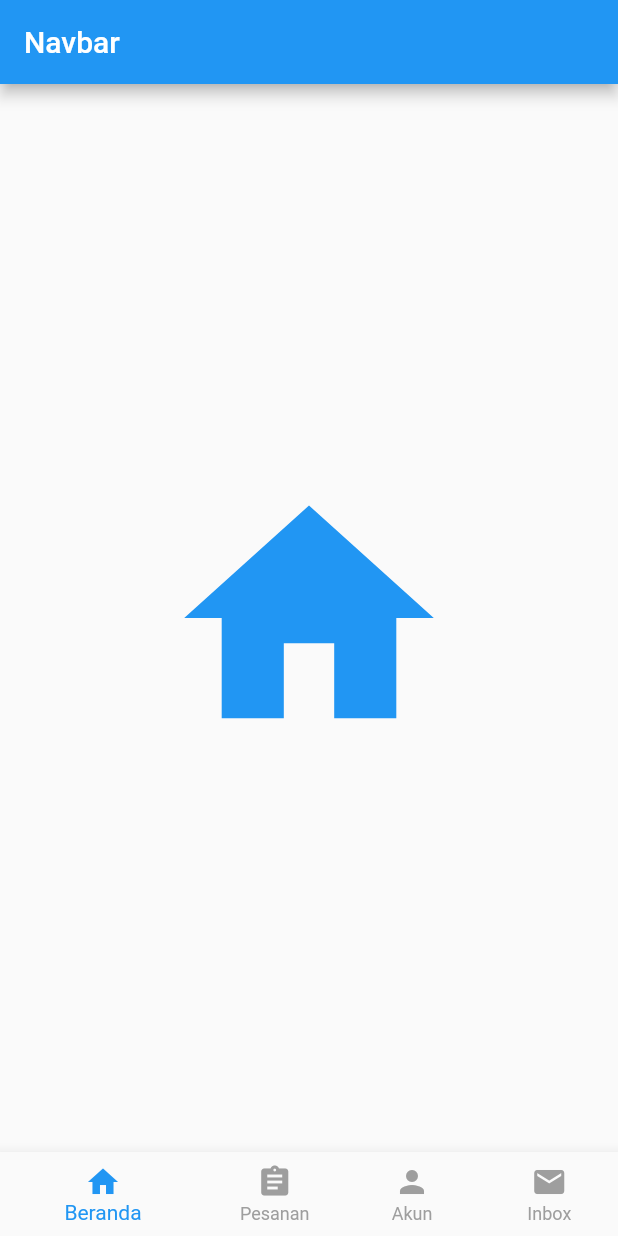
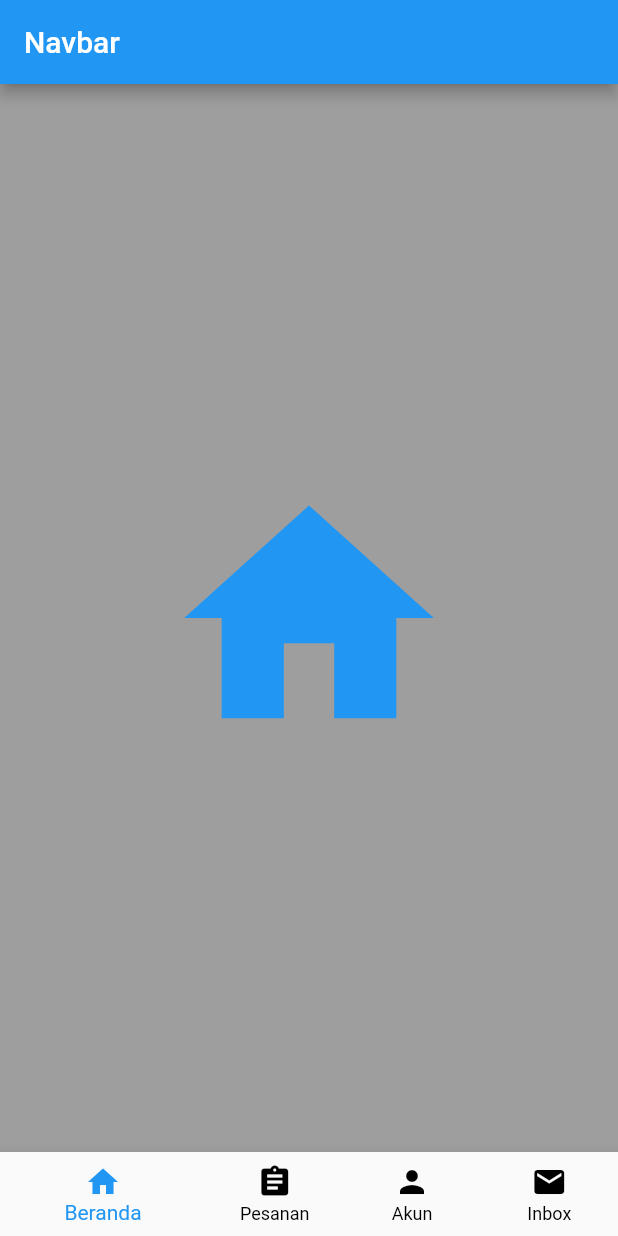
Before and after one commit to agus-stwn/pra_uts, a Flutter app: the screen it shows after launch, on a phone screen of 412 x 824 dp. Run offline on Flutter 3.47's test engine with Material 2 defaults, Android fonts, the phone set to English and light mode, and no system bars.

```diff
--- a/lib/main.dart
+++ b/lib/main.dart
@@ -36,11 +36,13 @@ class _BelajarNavBarState extends State<BelajarNavBar> {
 
   @override
   Widget build(BuildContext context) {
+    var black;
     return Scaffold(
       appBar: AppBar(
         title: Text("Navbar"),
       ),
       body: Center(child: _pages.elementAt(_selectedNavbar)),
+      backgroundColor: Colors.grey,
       bottomNavigationBar: BottomNavigationBar(
         items: const <BottomNavigationBarItem>[
           BottomNavigationBarItem(
@@ -62,7 +64,7 @@ class _BelajarNavBarState extends State<BelajarNavBar> {
         ],
         currentIndex: _selectedNavbar,
         selectedItemColor: Colors.blue,
-        unselectedItemColor: Colors.grey,
+        unselectedItemColor: Colors.black,
         showUnselectedLabels: true,
         onTap: _changeSelectedNavBar,
       ),
```
Also changed, not shown: 1 other file.
